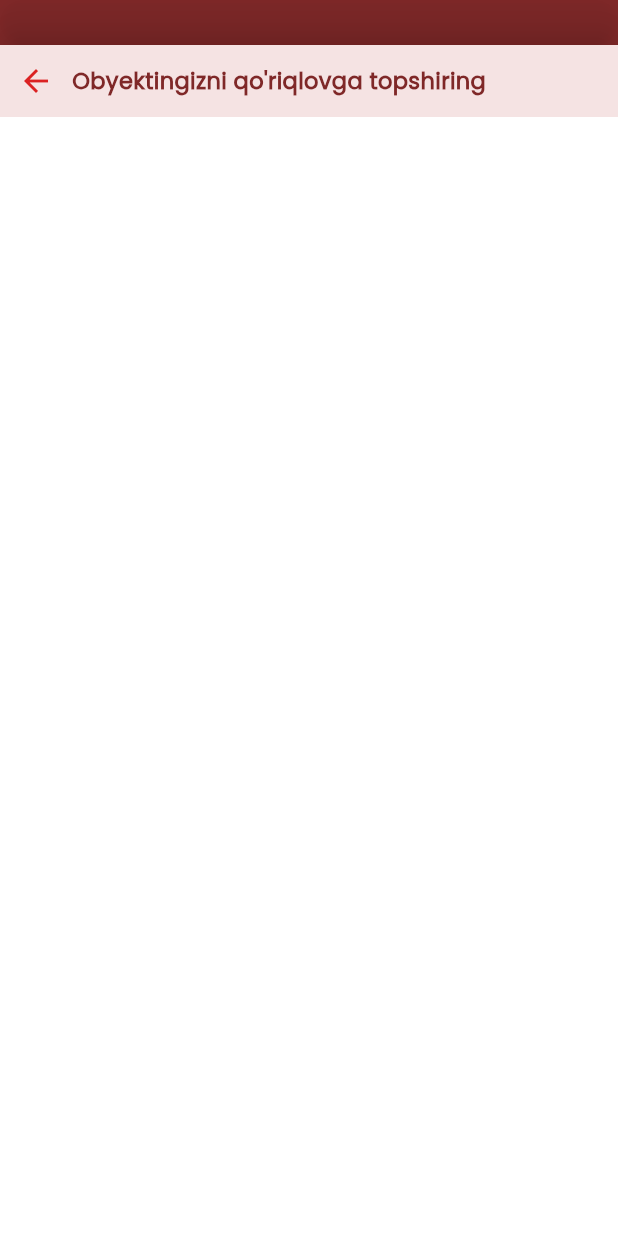
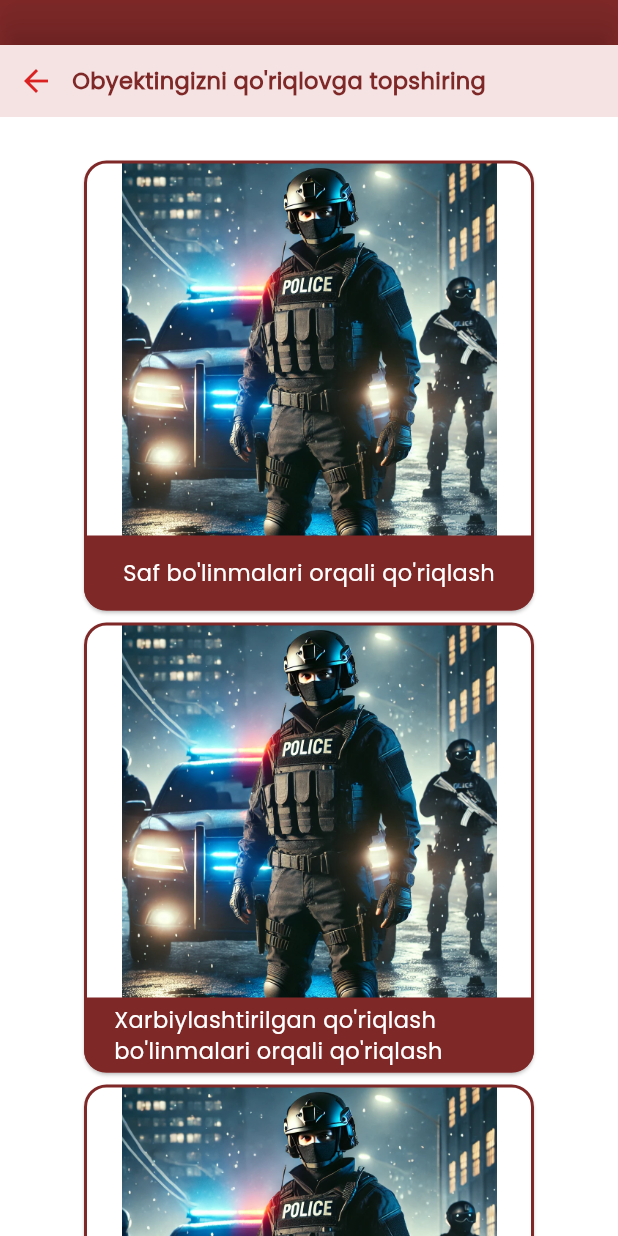
Before and after one commit to abdurasulov1441/vorismobiUXUI, a Flutter app: the ObjectSecurity screen opened by its route, on a phone screen of 412 x 824 dp. Run offline on Flutter 3.47's test engine with Material 3 defaults, Android fonts, the phone set to English and light mode, and no system bars; our stand-ins replace email_validator, firebase_auth, firebase_core, flutter_svg, persistent_bottom_nav_bar_v2, video_player; missing offline and left inert: u_credit_card; accounts and stored records are empty.

```diff
--- a/lib/components/object_flat_container.dart
+++ b/lib/components/object_flat_container.dart
@@ -1,4 +1,5 @@
 import 'package:flutter/material.dart';
+import 'package:flutter_application_1/screens/Pages_Basic/tarifs_screens/object_security.dart';
 import 'package:flutter_application_1/style/app_colors.dart';
 import 'package:flutter_application_1/style/app_style.dart';
 
@@ -12,6 +13,7 @@ class ObjectFlatContainer extends StatelessWidget {
   final String image;
   final String text;
   final String route;
+
   @override
   Widget build(BuildContext context) {
     return Card(
@@ -34,8 +36,7 @@ class ObjectFlatContainer extends StatelessWidget {
             Center(
               child: GestureDetector(
                 onTap: () {
-                  Navigator.of(context)
-                      .pushNamed(route); //pushNamed('/object_security');
+                  Navigator.of(context).pushNamed(route);
                 },
                 child: Container(
                     width: double.infinity,
@@ -46,11 +47,14 @@ class ObjectFlatContainer extends StatelessWidget {
                           bottomLeft: Radius.circular(15),
                           bottomRight: Radius.circular(15)),
                     ),
-                    child: Center(
-                      child: Text(
-                        text,
-                        style: AppStyle.fontStyle
-                            .copyWith(color: AppColors.lightBackgroundColor),
+                    child: Container(
+                      padding: EdgeInsets.symmetric(horizontal: 20),
+                      child: Center(
+                        child: Text(
+                          text,
+                          style: AppStyle.fontStyle
+                              .copyWith(color: AppColors.lightBackgroundColor),
+                        ),
                       ),
                     )),
               ),
--- a/lib/screens/Pages_Basic/tarifs_screen.dart
+++ b/lib/screens/Pages_Basic/tarifs_screen.dart
@@ -18,9 +18,9 @@ class SendRequestSafingScreen extends StatelessWidget {
               route: '/object_security',
             ),
             ObjectFlatContainer(
-              image: 'assets/images/image.png',
+              image: 'assets/images/flat.png',
               text: 'Xonadoningizni qo\'riqlovga topshiring',
-              route: '/object_security',
+              route: '/flat',
             ),
           ],
         ),
--- a/lib/screens/Pages_Basic/tarifs_screens/object_security.dart
+++ b/lib/screens/Pages_Basic/tarifs_screens/object_security.dart
@@ -1,8 +1,8 @@
 import 'package:flutter/material.dart';
 import 'package:flutter_application_1/components/mini_red_app_bar.dart';
+import 'package:flutter_application_1/components/object_flat_container.dart';
 import 'package:flutter_application_1/services/changeColorProvider.dart';
 import 'package:flutter_application_1/style/app_colors.dart';
-import 'package:flutter_application_1/style/app_style.dart';
 import 'package:provider/provider.dart';
 
 class ObjectSecurity extends StatelessWidget {
@@ -17,19 +17,38 @@ class ObjectSecurity extends StatelessWidget {
       backgroundColor: themeProvider.isDarkTheme
           ? AppColors.darkBackgroundColor
           : AppColors.lightBackgroundColor,
-      body: Column(
+      body: SingleChildScrollView(
+        child: Column(
           children: [
             MiniRedAppBar(),
             MiniRedTitle(
               title: 'Obyektingizni qo\'riqlovga topshiring',
             ),
-
-          // Image.asset(
-          //   'assets/images/saf_bilan.png',
-          //   width: 500,
-          //   height: 500,
-          // ),
+            SizedBox(
+              height: 25,
+            ),
+            ObjectFlatContainer(
+                image: 'assets/images/default.png',
+                text: 'Saf bo\'linmalari orqali qo\'riqlash',
+                route: 'SAF'),
+            ObjectFlatContainer(
+                image: 'assets/images/default.png',
+                text:
+                    'Xarbiylashtirilgan qo\'riqlash bo\'linmalari orqali qo\'riqlash',
+                route: 'SAF'),
+            ObjectFlatContainer(
+                image: 'assets/images/default.png',
+                text: 'Qorovullik bo\'linmalari orqali qo\'riqlash',
+                route: 'SAF'),
+            ObjectFlatContainer(
+                image: 'assets/images/default.png',
+                text: 'Texnik qo\'riqlash markazlari orqali qo\'riqlash',
+                route: 'SAF'),
+            SizedBox(
+              height: 150,
+            ),
           ],
+        ),
       ),
     );
   }
--- a/lib/services/firebase_streem.dart
+++ b/lib/services/firebase_streem.dart
@@ -1,7 +1,7 @@
 import 'package:firebase_auth/firebase_auth.dart';
 import 'package:flutter/material.dart';
 import 'package:flutter_application_1/screens/Pages_Basic/home_screen.dart';
-import 'package:flutter_application_1/screens/verify_email_screen.dart';
+import 'package:flutter_application_1/screens/auth_and_reg_pages/verify_email_screen.dart';
 
 class FirebaseStream extends StatelessWidget {
   const FirebaseStream({super.key});
--- a/pubspec.yaml
+++ b/pubspec.yaml
@@ -40,15 +40,12 @@ dependencies:
   email_validator: ^3.0.0
   hive: ^2.2.3
   provider: ^6.1.2
-  google_sign_in: ^6.2.1
-  animated_notch_bottom_bar: ^1.0.3
-  flutter_image_slideshow: ^0.1.6
-  simple_floating_bottom_nav_bar: ^0.0.3
   dot_navigation_bar: ^1.0.2
   cloud_firestore: ^5.0.2
   flutter_svg: ^2.0.10+1
   video_player: ^2.9.1
   persistent_bottom_nav_bar_v2: ^5.3.0
+  u_credit_card: ^1.3.1
 
 dev_dependencies:
   flutter_test:
```
Also changed, not shown: lib/main.dart (+7 -4 lines), lib/screens/Pages_Basic/home_screen.dart (+27 -45 lines), lib/screens/Pages_Basic/tarifs_screens/flat_security.dart (added, +35 -0 lines), lib/screens/visacard.dart (added, +34 -0 lines), assets/images/default.png (added), pubspec.lock. Lines whose indentation alone changed are shown as unchanged.
